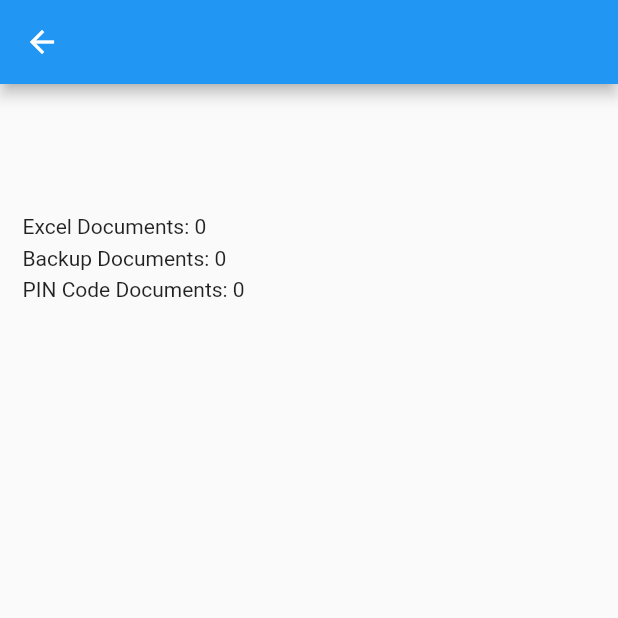
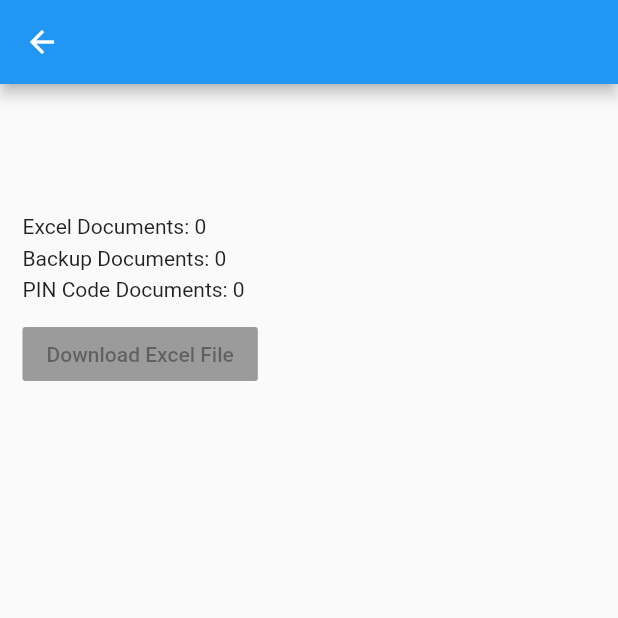
Before and after one commit to chrisly-bear/PEBRApp-Console, a Flutter app: the UserScreen screen opened directly with empty values, on a phone screen of 412 x 824 dp, the top half of it. Run offline on Flutter 3.47's test engine with Material 2 defaults, Android fonts, the phone set to English and light mode, and no system bars; network calls fail; project files that could hold a hidden picture were left out.

Commit message:
Added download excel button on user screen.

```diff
--- a/lib/screens/user_screen.dart
+++ b/lib/screens/user_screen.dart
@@ -1,5 +1,7 @@
+import 'package:file_chooser/file_chooser.dart';
 import 'package:flutter/material.dart';
 import 'package:pebrapp_console/user.dart';
+import 'package:pebrapp_console/utils/switch_toolbox_utils.dart';
 
 /// User screen which shows all user related information and actions.
 class UserScreen extends StatefulWidget {
@@ -11,13 +13,24 @@ class UserScreen extends StatefulWidget {
 }
 
 class _UserScreenState extends State<UserScreen> {
+
+  BuildContext _context;
+  bool _downloadingExcel = false;
+  int get _numExcelFiles => widget._user.dataFiles.length;
+
   @override
   Widget build(BuildContext context) {
     return Scaffold(
       appBar: AppBar(
         title: Text(widget._user.username),
       ),
-      body: _buildBody(),
+      body: Builder(
+        // create an inner BuildContext to be able to show SnackBars
+        builder: (context) {
+          _context = context;
+          return _buildBody();
+        }
+      ),
     );
   }
 
@@ -39,13 +52,57 @@ class _UserScreenState extends State<UserScreen> {
               style: TextStyle(fontSize: 20.0, fontWeight: FontWeight.w400),
             ),
             SizedBox(height: 10.0),
-            Text('Excel Documents: ${widget._user.dataFiles?.length}', style: TextStyle(height: _lineHeight)),
+            Text('Excel Documents: $_numExcelFiles', style: TextStyle(height: _lineHeight)),
             Text('Backup Documents: ${widget._user.backupFiles?.length}', style: TextStyle(height: _lineHeight)),
             Text('PIN Code Documents: ${widget._user.passwordFiles?.length}', style: TextStyle(height: _lineHeight)),
+            SizedBox(height: 10.0),
+            Align(
+              alignment: Alignment.centerLeft,
+              child: RaisedButton(
+                child: Stack(
+                  alignment: Alignment.center,
+                  children: [
+                    if (_downloadingExcel) SizedBox(child: CircularProgressIndicator(), height: 15.0, width: 15.0),
+                    Text(
+                      'Download Excel File${_numExcelFiles > 1 ? 's' : ''}',
+                      style: TextStyle(color: _downloadingExcel ? Colors.transparent : null),
+                    ),
+                  ],
+                ),
+                onPressed: _numExcelFiles == 0 ? null : _downloadExcel,
+              ),
+            ),
           ],
         ),
       ),
     );
   }
 
+  void _downloadExcel() {
+    showSavePanel(
+      (result, paths) {
+        if (result == FileChooserResult.ok) {
+          setState(() {
+            _downloadingExcel = true;
+          });
+          downloadLatestExcelFiles([widget._user], paths.first).listen((progress) {
+            print('excel download status: ${(progress*100).round()}%');
+            if (progress >= 1.0) {
+              Scaffold.of(_context).showSnackBar(SnackBar(content: Text('$_numExcelFiles Excel file${_numExcelFiles > 1 ? 's' : ''} downloaded')));
+              setState(() {
+                _downloadingExcel = false;
+              });
+            }
+          }, onError: (error) {
+            Scaffold.of(_context).showSnackBar(SnackBar(content: Text('An error occurred during the download 😢')));
+            setState(() {
+              _downloadingExcel = false;
+            });
+          });
+        }
+      },
+      suggestedFileName: 'PEBRApp-data-${widget._user.username}',
+    );
+  }
+
 }
```
